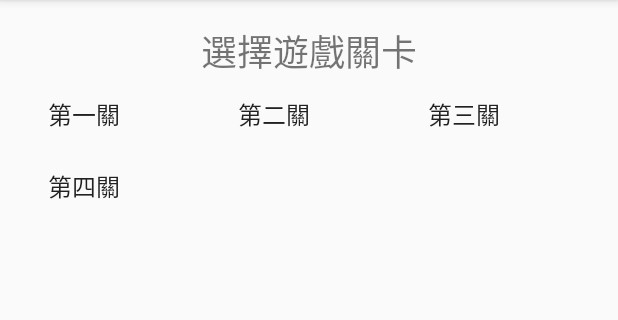
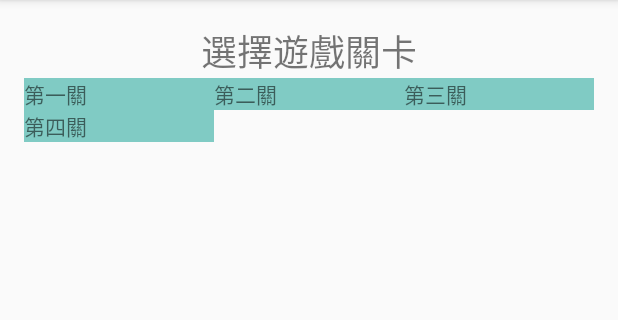
Before and after one commit to ywchiao/sokoban, an Android app: the GameLevelActivity screen opened directly, with no data from a screen before it, on a phone screen of 412 x 824 dp, the part 84-404 px from its top. Run offline under Robolectric (Android 15) with nearby library versions, the phone set to English and light mode, and no system bars.

Commit message:
加上 gv_levels_item_textview.xml

```diff
--- a/app/src/main/java/io/tut/sokoban/GameLevelActivity.java
+++ b/app/src/main/java/io/tut/sokoban/GameLevelActivity.java
@@ -7,7 +7,7 @@ import android.widget.GridView;
 
 public class GameLevelActivity extends AppCompatActivity {
 
-    String [] levelList = new String[] {"第一關", "第二關", "第三關", "第四關"};
+    String[] levelList = new String[]{"第一關", "第二關", "第三關", "第四關"};
 
     @Override
     protected void onCreate(Bundle savedInstanceState) {
@@ -16,7 +16,11 @@ public class GameLevelActivity extends AppCompatActivity {
 
         GridView gv_levels = (GridView) findViewById(R.id.gv_game_levels);
 
-        ArrayAdapter<String> arrayAdapter = new ArrayAdapter<>(this, android.R.layout.simple_list_item_1, levelList);
+        ArrayAdapter<String> arrayAdapter = new ArrayAdapter<>(
+            this,
+            R.layout.gv_levels_item_textview,
+            levelList
+        );
         gv_levels.setAdapter(arrayAdapter);
     }
 }
--- a/app/src/main/res/layout/activity_game_level.xml
+++ b/app/src/main/res/layout/activity_game_level.xml
@@ -22,7 +22,5 @@
         android:layout_width="match_parent"
         android:layout_height="match_parent"
         android:numColumns="3"
-        android:layout_below="@+id/tv_select_game_level"
-        >
-        </GridView>
+        android:layout_below="@+id/tv_select_game_level" />
 </RelativeLayout>
--- /dev/null
+++ b/app/src/main/res/layout/gv_levels_item_textview.xml
@@ -0,0 +1,6 @@
+<?xml version="1.0" encoding="utf-8"?>
+<TextView xmlns:android="http://schemas.android.com/apk/res/android"
+    android:layout_width="match_parent"
+    android:layout_height="match_parent"
+    android:background="@color/material_deep_teal_200">
+</TextView>
--- a/gradle.properties
+++ b/gradle.properties
@@ -1,16 +1,12 @@
 # Project-wide Gradle settings.
-
 # IDE (e.g. Android Studio) users:
 # Gradle settings configured through the IDE *will override*
 # any settings specified in this file.
-
 # For more details on how to configure your build environment visit
 # http://www.gradle.org/docs/current/userguide/build_environment.html
-
 # Specifies the JVM arguments used for the daemon process.
 # The setting is particularly useful for tweaking memory settings.
 org.gradle.jvmargs=-Xmx1536m
-
 # When configured, Gradle will run in incubating parallel mode.
 # This option should only be used with decoupled projects. More details, visit
 # http://www.gradle.org/docs/current/userguide/multi_project_builds.html#sec:decoupled_projects
```
